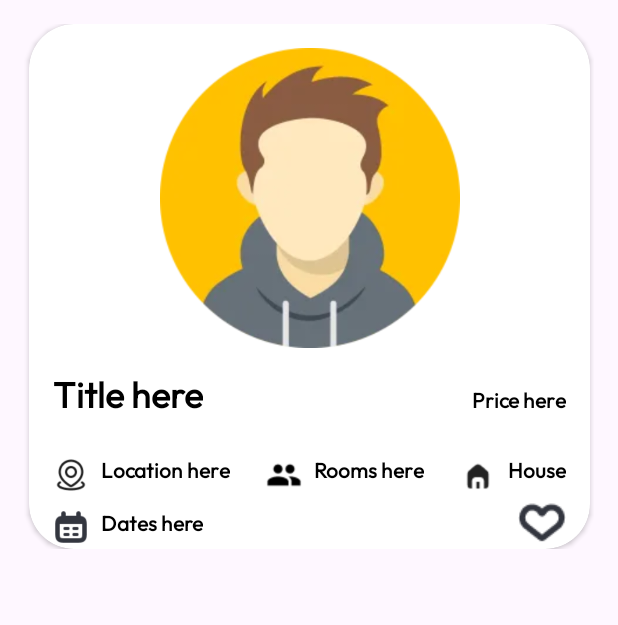
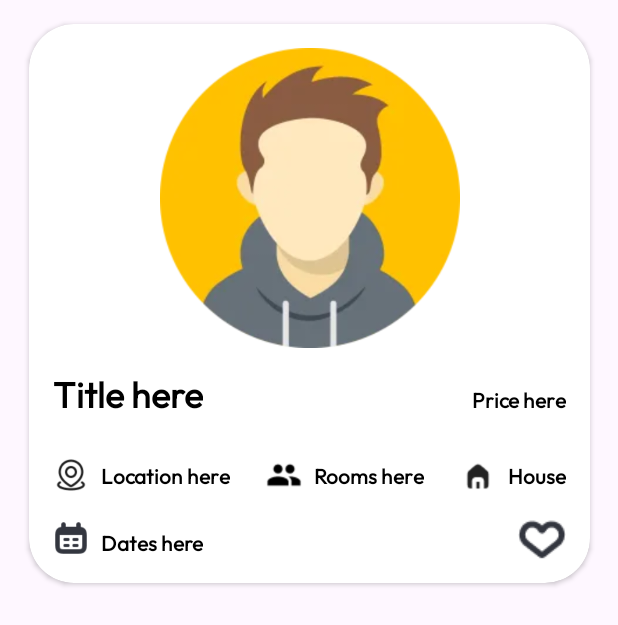
Before and after one commit to ItayPessach/Sublets, an Android app: the layout apartment_list_row.xml on its own in the app's theme, with its tools: preview values and no code run, on a phone screen of 412 x 824 dp. Shown: the top 625 px of the screen. Run offline under Robolectric (Android 15) with nearby library versions, the phone set to English and light mode, and no system bars.

Commit message:
finish apartment card

```diff
--- a/app/src/main/java/com/example/apartments/dao/ApartmentDao.kt
+++ b/app/src/main/java/com/example/apartments/dao/ApartmentDao.kt
@@ -21,4 +21,7 @@ interface ApartmentDao {
 
     @Query("SELECT * FROM Apartment WHERE id = :id")
     fun getApartmentById(id: String): LiveData<Apartment>
+
+    @Query("UPDATE Apartment SET liked = :liked WHERE id = :id")
+    fun setApartmentLiked(id: String, liked: Boolean)
 }
--- a/app/src/main/java/com/example/apartments/dao/AppLocalDatabase.kt
+++ b/app/src/main/java/com/example/apartments/dao/AppLocalDatabase.kt
@@ -7,7 +7,7 @@ import com.example.apartments.base.MyApplication
 import com.example.apartments.model.apartment.Apartment
 
 
-@Database(entities = [Apartment:: class], version = 8)
+@Database(entities = [Apartment:: class], version = 9)
 abstract class AppLocalDbRepository: RoomDatabase() {
     abstract fun apartmentDao(): ApartmentDao
 }
--- a/app/src/main/res/layout/apartment_list_row.xml
+++ b/app/src/main/res/layout/apartment_list_row.xml
@@ -5,11 +5,13 @@
     android:layout_width="match_parent"
     android:layout_height="wrap_content"
     android:background="?attr/selectableItemBackground"
+    android:clipToPadding="false"
     android:padding="16dp">
 
     <androidx.cardview.widget.CardView
         android:layout_width="wrap_content"
-        android:layout_height="350dp"
+        android:layout_height="wrap_content"
+        android:clipToPadding="false"
         android:padding="8dp"
         app:cardCornerRadius="30dp"
         app:layout_constraintEnd_toEndOf="parent"
@@ -17,7 +19,7 @@
         app:layout_constraintTop_toTopOf="parent">
 
         <androidx.constraintlayout.widget.ConstraintLayout
-            android:layout_width="wrap_content"
+            android:layout_width="match_parent"
             android:layout_height="match_parent">
 
             <ImageView
@@ -63,14 +65,14 @@
                 android:layout_width="wrap_content"
                 android:layout_height="wrap_content"
                 android:layout_marginStart="8dp"
-                android:layout_marginTop="24dp"
+                android:layout_marginTop="28dp"
                 android:fontFamily="@font/outfit_font"
                 android:text="Location here"
                 android:textColor="#FF000000"
                 android:textStyle="bold"
-                app:layout_constraintEnd_toStartOf="@+id/roomsButton"
+                app:layout_constraintEnd_toStartOf="@+id/ivApartmentsListRoomsButton"
                 app:layout_constraintHorizontal_bias="0.5"
-                app:layout_constraintStart_toEndOf="@+id/locationButton"
+                app:layout_constraintStart_toEndOf="@+id/ivApartmentsListLocationButton"
                 app:layout_constraintTop_toBottomOf="@+id/tvApartmentsListTitle" />
 
             <TextView
@@ -78,34 +80,32 @@
                 android:layout_width="wrap_content"
                 android:layout_height="wrap_content"
                 android:layout_marginStart="8dp"
-                android:layout_marginTop="24dp"
                 android:fontFamily="@font/outfit_font"
                 android:text="Rooms here"
                 android:textColor="#FF000000"
                 android:textStyle="bold"
-                app:layout_constraintEnd_toStartOf="@+id/propertyButton"
+                app:layout_constraintBaseline_toBaselineOf="@+id/tvApartmentsListLocation"
+                app:layout_constraintEnd_toStartOf="@+id/ivApartmentsListPropertyButton"
                 app:layout_constraintHorizontal_bias="0.5"
-                app:layout_constraintStart_toEndOf="@+id/roomsButton"
-                app:layout_constraintTop_toBottomOf="@+id/tvApartmentsListTitle" />
+                app:layout_constraintStart_toEndOf="@+id/ivApartmentsListRoomsButton" />
 
             <TextView
                 android:id="@+id/tvApartmentsListPropertyType"
                 android:layout_width="wrap_content"
                 android:layout_height="wrap_content"
                 android:layout_marginStart="8dp"
-                android:layout_marginTop="24dp"
                 android:layout_marginEnd="16dp"
                 android:fontFamily="@font/outfit_font"
                 android:text="House"
                 android:textColor="#FF000000"
                 android:textStyle="bold"
+                app:layout_constraintBaseline_toBaselineOf="@+id/tvApartmentsListLocation"
                 app:layout_constraintEnd_toEndOf="parent"
                 app:layout_constraintHorizontal_bias="0.5"
-                app:layout_constraintStart_toEndOf="@+id/propertyButton"
-                app:layout_constraintTop_toBottomOf="@+id/tvApartmentsListTitle" />
+                app:layout_constraintStart_toEndOf="@+id/ivApartmentsListPropertyButton" />
 
             <ImageButton
-                android:id="@+id/likeButton"
+                android:id="@+id/ibApartmentsListLikeButton"
                 android:layout_width="32dp"
                 android:layout_height="28dp"
                 android:layout_marginTop="16dp"
@@ -113,19 +113,19 @@
                 android:layout_marginBottom="16dp"
                 app:layout_constraintBottom_toBottomOf="parent"
                 app:layout_constraintEnd_toEndOf="parent"
-                app:layout_constraintTop_toBottomOf="@+id/locationButton"
+                app:layout_constraintTop_toBottomOf="@+id/ivApartmentsListLocationButton"
                 app:srcCompat="@drawable/like_button" />
 
             <ImageView
-                android:id="@+id/calendarButton"
+                android:id="@+id/ivApartmentsListCalendarButton"
                 android:layout_width="24dp"
                 android:layout_height="24dp"
                 android:layout_marginStart="16dp"
                 android:layout_marginTop="16dp"
-                android:layout_marginBottom="8dp"
+                android:layout_marginBottom="16dp"
                 app:layout_constraintBottom_toBottomOf="parent"
                 app:layout_constraintStart_toStartOf="parent"
-                app:layout_constraintTop_toBottomOf="@+id/locationButton"
+                app:layout_constraintTop_toBottomOf="@+id/ivApartmentsListLocationButton"
                 app:srcCompat="@drawable/calendar_icon" />
 
             <TextView
@@ -133,16 +133,16 @@
                 android:layout_width="wrap_content"
                 android:layout_height="wrap_content"
                 android:layout_marginStart="8dp"
-                android:layout_marginTop="16dp"
+                android:layout_marginBottom="16dp"
                 android:fontFamily="@font/outfit_font"
                 android:text="Dates here"
                 android:textColor="#FF000000"
                 android:textStyle="bold"
-                app:layout_constraintStart_toEndOf="@+id/calendarButton"
-                app:layout_constraintTop_toBottomOf="@+id/tvApartmentsListLocation" />
+                app:layout_constraintBottom_toBottomOf="parent"
+                app:layout_constraintStart_toEndOf="@+id/ivApartmentsListCalendarButton" />
 
             <ImageView
-                android:id="@+id/locationButton"
+                android:id="@+id/ivApartmentsListLocationButton"
                 android:layout_width="24dp"
                 android:layout_height="24dp"
                 android:layout_marginStart="16dp"
@@ -154,7 +154,7 @@
                 app:srcCompat="@drawable/location_icon" />
 
             <ImageView
-                android:id="@+id/roomsButton"
+                android:id="@+id/ivApartmentsListRoomsButton"
                 android:layout_width="24dp"
                 android:layout_height="24dp"
                 android:layout_marginStart="24dp"
@@ -166,7 +166,7 @@
                 app:srcCompat="@drawable/rooms_icon" />
 
             <ImageView
-                android:id="@+id/propertyButton"
+                android:id="@+id/ivApartmentsListPropertyButton"
                 android:layout_width="24dp"
                 android:layout_height="24dp"
                 android:layout_marginStart="24dp"
```
Also changed, not shown: app/src/main/java/com/example/apartments/model/apartment/Apartment.kt (+12 -11 lines), app/src/main/java/com/example/apartments/model/apartment/ApartmentModel.kt (+20 -0 lines), app/src/main/java/com/example/apartments/modules/apartments/adapter/ApartmentsRecyclerAdapter.kt (+17 -0 lines), app/src/main/java/com/example/apartments/modules/apartments/adapter/ApartmentsViewHolder.kt (+20 -1 lines), app/src/main/res/drawable/liked_like_button.png (added).
